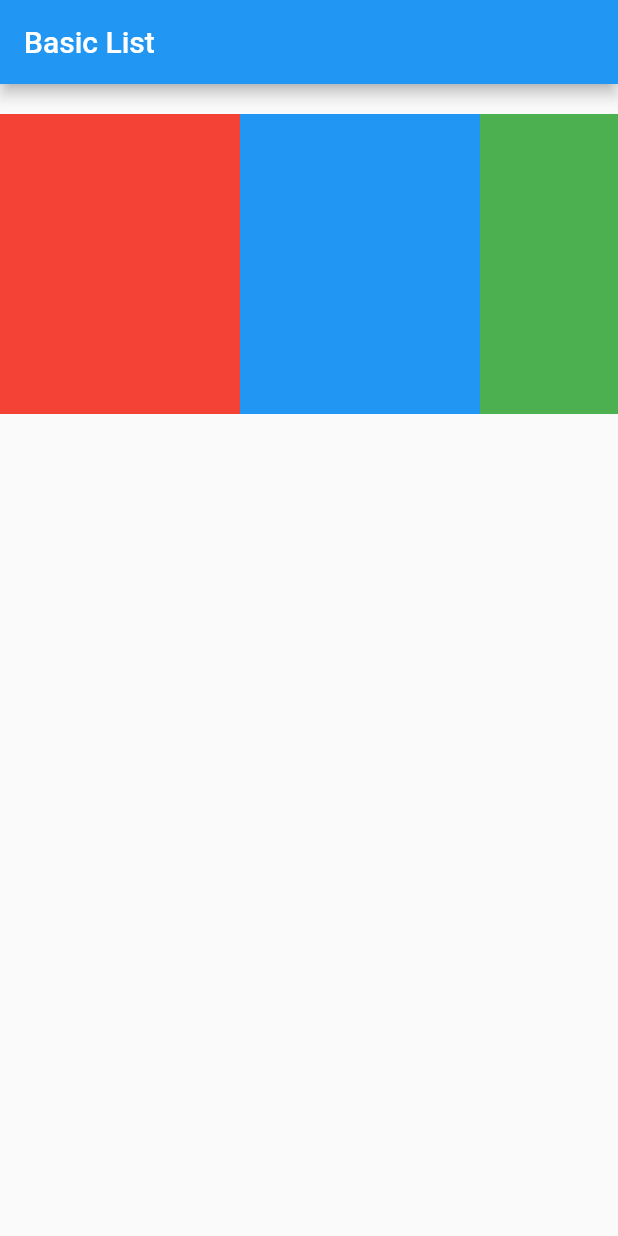
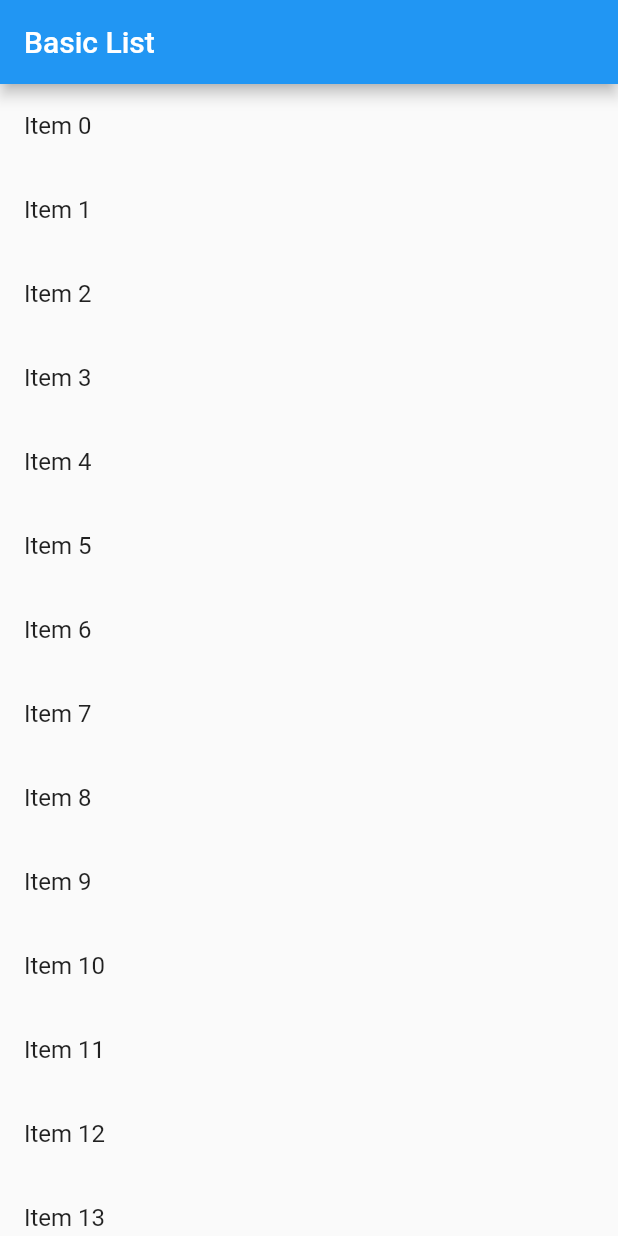
Before and after one commit to ggggxiaolong/flutter_app, a Flutter app: the screen it shows after launch, on a phone screen of 412 x 824 dp. Run offline on Flutter 3.47's test engine with Material 2 defaults, Android fonts, the phone set to English and light mode, and no system bars.

Commit message:
Long list

```diff
--- a/lib/main.dart
+++ b/lib/main.dart
@@ -1,9 +1,9 @@
 import 'package:flutter/material.dart';
-import 'package:cached_network_image/cached_network_image.dart';
 
-void main() => runApp(new BasicList());
+void main() => runApp(new LongList());
 
-class BasicList extends StatelessWidget {
+class LongList extends StatelessWidget {
+  final _items = new List<String>.generate(1000, (i) => "Item $i");
 
   @override
     Widget build(BuildContext context) {
@@ -14,33 +14,14 @@ class BasicList extends StatelessWidget {
             title: new Text('Basic List'),
           ),
           body: new Container(
-            margin: new EdgeInsets.symmetric(vertical: 20.0),
-            height: 200.0,
-            child: new ListView(
-              scrollDirection: Axis.horizontal,
-              children: <Widget>[
-                new Container(
-                  width: 160.0,
-                  color: Colors.red,
-                ),
-                new Container(
-                  width: 160.0,
-                  color: Colors.blue,
-                ),
-                new Container(
-                  width: 160.0,
-                  color: Colors.green,
-                ),
-                new Container(
-                  width: 160.0,
-                  color: Colors.yellow,
-                ),
-                new Container(
-                  width: 160.0,
-                  color: Colors.orange,
-                )
-              ],
-            ),
+            child: new ListView.builder(
+              itemCount: _items.length,
+              itemBuilder: (context, index){
+                return new ListTile(
+                  title: new Text("${_items[index]}"),
+                );
+              },
+            )
           ),
         ),
       );
```
